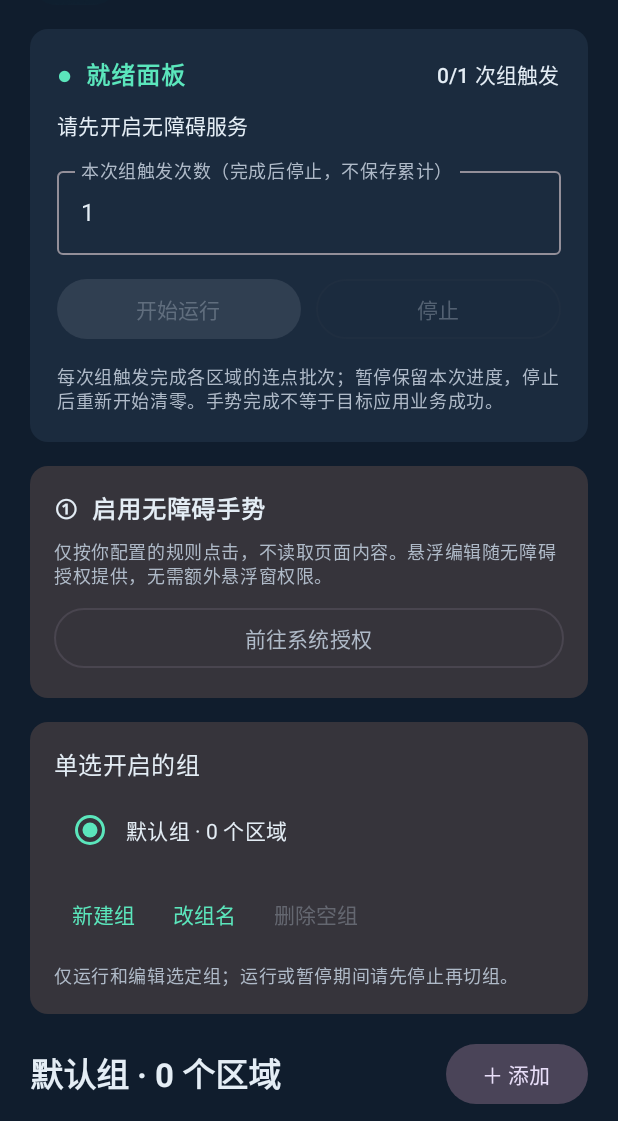
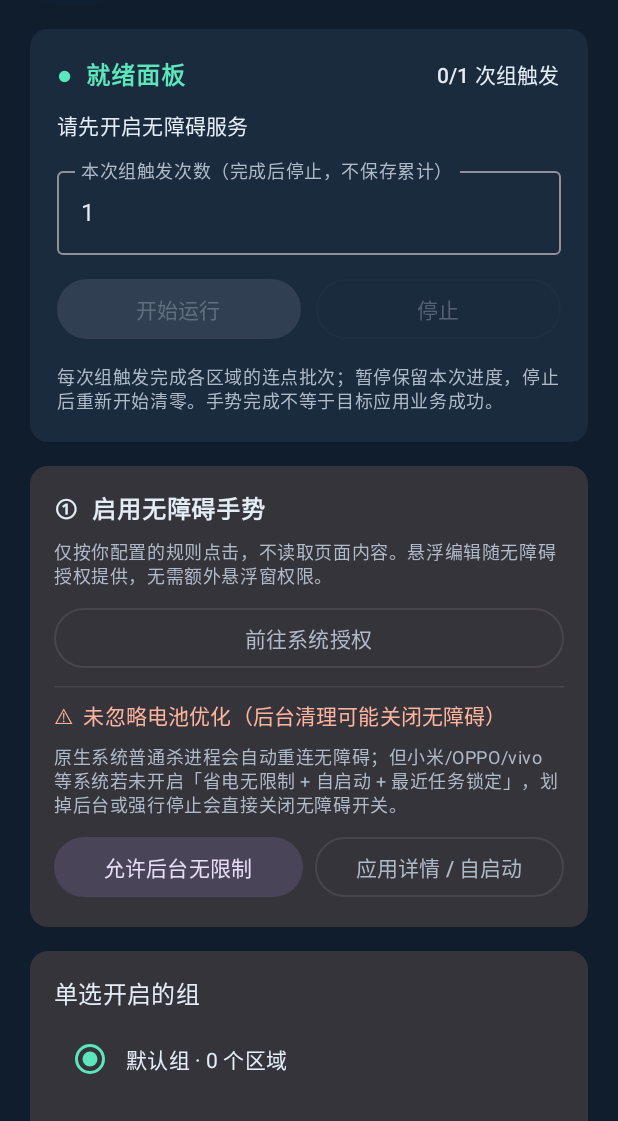
Before and after one commit to JIAnnLee22/AutoTouch, an Android app built with Jetpack Compose: the screen it shows after launch (MainActivity), on a phone screen of 412 x 824 dp, the part 115-1236 px from its top. Run offline under Robolectric (Android 15) with nearby library versions, the phone set to English and light mode, and no system bars.

Commit message:
feat: improve accessibility persistence guidance and stem region editor

```diff
--- a/app/build.gradle.kts
+++ b/app/build.gradle.kts
@@ -13,7 +13,7 @@ android {
         minSdk = 26
         targetSdk = 35
         versionCode = providers.gradleProperty("releaseVersionCode").orElse("1").get().toInt()
-        versionName = providers.gradleProperty("releaseVersion").orElse("0.1.6").get()
+        versionName = providers.gradleProperty("releaseVersion").orElse("0.1.7").get()
     }
     val signingValues = listOf("ANDROID_KEYSTORE_PATH", "ANDROID_KEYSTORE_PASSWORD", "ANDROID_KEY_ALIAS", "ANDROID_KEY_PASSWORD")
         .map { System.getenv(it) }
--- a/app/src/main/AndroidManifest.xml
+++ b/app/src/main/AndroidManifest.xml
@@ -1,5 +1,6 @@
 <?xml version="1.0" encoding="utf-8"?>
 <manifest xmlns:android="http://schemas.android.com/apk/res/android">
+    <uses-permission android:name="android.permission.REQUEST_IGNORE_BATTERY_OPTIMIZATIONS" />
     <application
         android:name=".FunnyToolApp"
         android:allowBackup="false"
@@ -22,7 +23,8 @@
             android:name=".TapAccessibilityService"
             android:exported="true"
             android:label="@string/app_name"
-            android:permission="android.permission.BIND_ACCESSIBILITY_SERVICE">
+            android:permission="android.permission.BIND_ACCESSIBILITY_SERVICE"
+            android:stopWithTask="false">
             <intent-filter>
                 <action android:name="android.accessibilityservice.AccessibilityService" />
             </intent-filter>
--- a/app/src/main/java/jiannlee22/funnytool/MainActivity.kt
+++ b/app/src/main/java/jiannlee22/funnytool/MainActivity.kt
@@ -1,6 +1,7 @@
 package jiannlee22.funnytool
 
 import android.content.Intent
+import android.net.Uri
 import android.os.Bundle
 import android.provider.Settings
 import androidx.activity.ComponentActivity
@@ -45,6 +46,7 @@ import androidx.compose.material3.Text
 import androidx.compose.material3.TextButton
 import androidx.compose.material3.darkColorScheme
 import androidx.compose.runtime.Composable
+import androidx.compose.runtime.DisposableEffect
 import androidx.compose.runtime.getValue
 import androidx.compose.runtime.mutableStateOf
 import androidx.compose.runtime.remember
@@ -58,6 +60,9 @@ import androidx.compose.ui.res.painterResource
 import androidx.compose.ui.text.font.FontWeight
 import androidx.compose.ui.text.input.KeyboardType
 import androidx.compose.ui.unit.dp
+import androidx.lifecycle.Lifecycle
+import androidx.lifecycle.LifecycleEventObserver
+import androidx.lifecycle.compose.LocalLifecycleOwner
 import androidx.lifecycle.compose.collectAsStateWithLifecycle
 import androidx.lifecycle.viewmodel.compose.viewModel
 
@@ -84,6 +89,21 @@ fun FunnyTheme(content: @Composable () -> Unit) {
 private fun FunnyScreen(model: MainViewModel = viewModel()) {
     val state by model.state.collectAsStateWithLifecycle()
     val context = LocalContext.current
+    val lifecycleOwner = LocalLifecycleOwner.current
+    var enabledInSettings by remember { mutableStateOf(context.isAccessibilityEnabledInSettings()) }
+    var ignoringBattery by remember { mutableStateOf(context.isIgnoringBatteryOptimizations()) }
+    DisposableEffect(lifecycleOwner, state.runtime.connected) {
+        fun refreshSystemState() {
+            enabledInSettings = context.isAccessibilityEnabledInSettings()
+            ignoringBattery = context.isIgnoringBatteryOptimizations()
+        }
+        refreshSystemState()
+        val observer = LifecycleEventObserver { _, event ->
+            if (event == Lifecycle.Event.ON_RESUME) refreshSystemState()
+        }
+        lifecycleOwner.lifecycle.addObserver(observer)
+        onDispose { lifecycleOwner.lifecycle.removeObserver(observer) }
+    }
     var selected by remember { mutableStateOf<ClickRegion?>(null) }
     var disclosure by remember { mutableStateOf(false) }
     var deleting by remember { mutableStateOf<ClickRegion?>(null) }
@@ -124,7 +144,12 @@ private fun FunnyScreen(model: MainViewModel = viewModel()) {
                             }, color = MaterialTheme.colorScheme.primary, fontWeight = FontWeight.SemiBold)
                             Text("${state.runtime.completed}/${state.runtime.targetTriggerCount} 次组触发", style = MaterialTheme.typography.labelLarge)
                         }
-                        Text(state.runtime.message, style = MaterialTheme.typography.bodyMedium)
+                        Text(
+                            if (!state.runtime.connected && enabledInSettings && state.runtime.message == "请先开启无障碍服务") {
+                                "系统无障碍开关已开启，等待服务连接（若长期未连接请重开开关并允许后台无限制）"
+                            } else state.runtime.message,
+                            style = MaterialTheme.typography.bodyMedium,
+                        )
                         OutlinedTextField(value = triggerInput, onValueChange = { value ->
                             triggerInput = value
                             if (value.isNotEmpty() && value.all(Char::isDigit)) value.toLongOrNull()?.let { model.setTarget(it) }
@@ -152,12 +177,49 @@ private fun FunnyScreen(model: MainViewModel = viewModel()) {
             item {
                 Card {
                     Column(Modifier.padding(16.dp), verticalArrangement = Arrangement.spacedBy(8.dp)) {
-                        Text(if (state.runtime.connected) "✓  无障碍手势已连接" else "①  启用无障碍手势",
-                            fontWeight = FontWeight.SemiBold)
-                        Text("仅按你配置的规则点击，不读取页面内容。悬浮编辑随无障碍授权提供，无需额外悬浮窗权限。",
+                        Text(when {
+                            state.runtime.connected -> "✓  无障碍手势已连接"
+                            enabledInSettings -> "⚠  无障碍开关已开启，但服务未连接"
+                            else -> "①  启用无障碍手势"
+                        }, fontWeight = FontWeight.SemiBold)
+                        Text(if (!state.runtime.connected && enabledInSettings) {
+                            "系统开关仍为开启，但服务进程可能被后台清理或正在重连。若数秒后仍未连接，请进入无障碍设置关闭后重新开启，并设置后台无限制。"
+                        } else {
+                            "仅按你配置的规则点击，不读取页面内容。悬浮编辑随无障碍授权提供，无需额外悬浮窗权限。"
+                        }, style = MaterialTheme.typography.bodySmall, color = MaterialTheme.colorScheme.onSurfaceVariant)
+                        OutlinedButton(onClick = { disclosure = true }, modifier = Modifier.fillMaxWidth()) {
+                            Text(when {
+                                state.runtime.connected -> "管理系统授权"
+                                enabledInSettings -> "重新打开无障碍设置"
+                                else -> "前往系统授权"
+                            })
+                        }
+                        HorizontalDivider(color = MaterialTheme.colorScheme.outlineVariant)
+                        Text(if (ignoringBattery) "✓  已忽略电池优化（后台不易被系统清理）" else "⚠  未忽略电池优化（后台清理可能关闭无障碍）",
+                            style = MaterialTheme.typography.labelLarge,
+                            color = if (ignoringBattery) MaterialTheme.colorScheme.primary else MaterialTheme.colorScheme.secondary)
+                        Text("原生系统普通杀进程会自动重连无障碍；但小米/OPPO/vivo 等系统若未开启「省电无限制 + 自启动 + 最近任务锁定」，划掉后台或强行停止会直接关闭无障碍开关。",
                             style = MaterialTheme.typography.bodySmall, color = MaterialTheme.colorScheme.onSurfaceVariant)
-                        OutlinedButton(onClick = { disclosure = true }, modifier = Modifier.fillMaxWidth()) {
-                            Text(if (state.runtime.connected) "管理系统授权" else "前往系统授权")
+                        Row(horizontalArrangement = Arrangement.spacedBy(8.dp)) {
+                            if (!ignoringBattery) {
+                                FilledTonalButton(onClick = {
+                                    val packageUri = Uri.parse("package:${context.packageName}")
+                                    val opened = runCatching {
+                                        context.startActivity(Intent(Settings.ACTION_REQUEST_IGNORE_BATTERY_OPTIMIZATIONS, packageUri))
+                                    }.isSuccess || runCatching {
+                                        context.startActivity(Intent(Settings.ACTION_IGNORE_BATTERY_OPTIMIZATION_SETTINGS))
+                                    }.isSuccess || runCatching {
+                                        context.startActivity(Intent(Settings.ACTION_APPLICATION_DETAILS_SETTINGS, packageUri))
+                                    }.isSuccess
+                                    if (!opened) settingsError = "无法打开电池优化设置，请在系统设置中将 FunnyTool 设为无限制"
+                                }, modifier = Modifier.weight(1f)) { Text("允许后台无限制") }
+                            }
+                            OutlinedButton(onClick = {
+                                val packageUri = Uri.parse("package:${context.packageName}")
+                                runCatching {
+                                    context.startActivity(Intent(Settings.ACTION_APPLICATION_DETAILS_SETTINGS, packageUri))
+                                }.onFailure { settingsError = "无法打开应用详情设置：${it.message}" }
+                            }, modifier = Modifier.weight(1f)) { Text("应用详情 / 自启动") }
                         }
                     }
                 }
@@ -193,7 +255,7 @@ private fun FunnyScreen(model: MainViewModel = viewModel()) {
             }
             item {
                 OutlinedButton(onClick = model::edit, enabled = editable && state.runtime.connected && config.regions.isNotEmpty(),
-                    modifier = Modifier.fillMaxWidth()) { Text("② 悬浮编辑 · 拖动圆心 / 圆边") }
+                    modifier = Modifier.fillMaxWidth()) { Text("② 悬浮编辑 · 滑块缩放 / 拖动移动") }
             }
             state.settings.error?.let { message -> item { ErrorCard(message) } }
             if (!state.settings.loaded) item { Text("正在读取配置…") }
--- a/app/src/main/java/jiannlee22/funnytool/TapAccessibilityService.kt
+++ b/app/src/main/java/jiannlee22/funnytool/TapAccessibilityService.kt
@@ -1,10 +1,12 @@
 package jiannlee22.funnytool
 
 import android.accessibilityservice.AccessibilityService
+import android.accessibilityservice.AccessibilityServiceInfo
 import android.annotation.SuppressLint
 import android.accessibilityservice.GestureDescription
 import android.app.KeyguardManager
 import android.content.BroadcastReceiver
+import android.content.ComponentName
 import android.content.Context
 import android.content.Intent
 import android.content.IntentFilter
@@ -16,10 +18,12 @@ import android.os.Build
 import android.os.Handler
 import android.os.Looper
 import android.os.PowerManager
+import android.provider.Settings
 import android.view.Gravity
 import android.view.WindowInsets
 import android.view.WindowManager
 import android.view.accessibility.AccessibilityEvent
+import android.view.accessibility.AccessibilityManager
 import android.widget.Toast
 import androidx.compose.runtime.getValue
 import androidx.compose.runtime.mutableStateOf
@@ -73,6 +77,24 @@ fun Context.screenSpace(): ScreenSpace {
         metrics.widthPixels - if (landscape) maxOf(nav, status) else 0,
         metrics.heightPixels - if (landscape) status else nav)
 }
+
+fun Context.isAccessibilityEnabledInSettings(): Boolean {
+    val expected = ComponentName(this, TapAccessibilityService::class.java)
+    val manager = getSystemService(AccessibilityManager::class.java)
+    val inManager = manager?.getEnabledAccessibilityServiceList(AccessibilityServiceInfo.FEEDBACK_ALL_MASK)
+        ?.any { info ->
+            val service = info.resolveInfo?.serviceInfo
+            service != null && service.packageName == expected.packageName && service.name == expected.className
+        } == true
+    if (inManager) return true
+    val enabled = Settings.Secure.getInt(contentResolver, Settings.Secure.ACCESSIBILITY_ENABLED, 0) == 1
+    if (!enabled) return false
+    val raw = Settings.Secure.getString(contentResolver, Settings.Secure.ENABLED_ACCESSIBILITY_SERVICES) ?: return false
+    return raw.split(':').any { ComponentName.unflattenFromString(it) == expected }
+}
+
+fun Context.isIgnoringBatteryOptimizations(): Boolean =
+    getSystemService(PowerManager::class.java)?.isIgnoringBatteryOptimizations(packageName) == true
 
 class TapAccessibilityService : AccessibilityService(), LifecycleOwner, SavedStateRegistryOwner {
     companion object {
@@ -235,7 +257,7 @@ class TapAccessibilityService : AccessibilityService(), LifecycleOwner, SavedSta
         editingConfig = settings.config.updateSelected { group ->
             group.copy(screen = space, regions = group.regions.map { it.fitted(space) })
         }
-        mutableState.value = state.value.copy(mode = RunMode.EDITING, message = "仅编辑 ${settings.config.selectedGroup.name} · 拖动圆心 / 圆边")
+        mutableState.value = state.value.copy(mode = RunMode.EDITING, message = "仅编辑 ${settings.config.selectedGroup.name} · 滑块缩放 / 拖动移动")
         try {
             editor = composeWindow().apply {
                 setContent {
@@ -401,18 +423,26 @@ class TapAccessibilityService : AccessibilityService(), LifecycleOwner, SavedSta
         stop("无障碍服务已断开")
         connectionGeneration++
         if (instance === this) instance = null
-        mutableState.value = RuntimeState(message = "服务已断开，请重新启用")
+        mutableState.value = RuntimeState(message = "服务已断开，请检查系统无障碍开关或后台限制")
         return super.onUnbind(intent)
     }
     override fun onDestroy() {
         connectionGeneration++
         stop("服务已关闭")
-        if (receiverRegistered) unregisterReceiver(screenReceiver)
-        if (displayRegistered) displays.unregisterDisplayListener(displayListener)
+        if (receiverRegistered) {
+            runCatching { unregisterReceiver(screenReceiver) }
+            receiverRegistered = false
+        }
+        if (displayRegistered) {
+            runCatching { displays.unregisterDisplayListener(displayListener) }
+            displayRegistered = false
+        }
         registry.currentState = Lifecycle.State.DESTROYED
         scope.cancel()
-        if (instance === this) instance = null
-        mutableState.value = RuntimeState(message = "服务已关闭")
+        if (instance === this) {
+            instance = null
+            mutableState.value = RuntimeState(message = "服务已关闭")
+        }
         super.onDestroy()
     }
 }
```
Also changed, not shown: app/src/main/java/jiannlee22/funnytool/MainViewModel.kt (+8 -1 lines), app/src/main/java/jiannlee22/funnytool/RegionOverlay.kt (+315 -44 lines), 2 other files.
